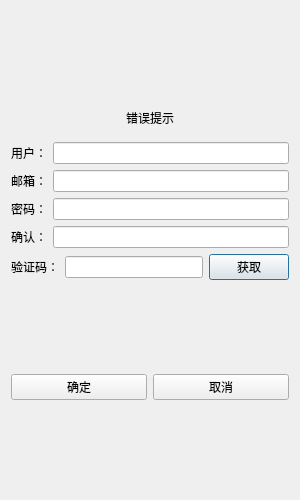
The window that QTClient/register.ui (Encounter005/TinyChat) describes before a commit, drawn with Qt 5.
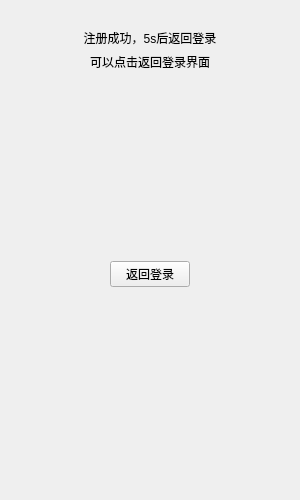
The same window after the commit. The open tabs and pages were chosen to show the change. Custom widgets are drawn as their Qt base class.

```diff
--- a/QTClient/register.ui
+++ b/QTClient/register.ui
@@ -25,23 +25,30 @@
   <property name="windowTitle">
    <string>Dialog</string>
   </property>
-  <layout class="QVBoxLayout" name="verticalLayout_3">
-   <item>
-    <spacer name="verticalSpacer">
-     <property name="orientation">
-      <enum>Qt::Orientation::Vertical</enum>
-     </property>
-     <property name="sizeHint" stdset="0">
-      <size>
-       <width>20</width>
-       <height>40</height>
-      </size>
-     </property>
-    </spacer>
-   </item>
+  <layout class="QVBoxLayout" name="verticalLayout_12">
    <item>
     <widget class="QWidget" name="widget" native="true">
-     <layout class="QVBoxLayout" name="verticalLayout">
+     <layout class="QHBoxLayout" name="horizontalLayout_21">
+      <item>
+       <widget class="QStackedWidget" name="stackedWidget">
+        <property name="currentIndex">
+         <number>0</number>
+        </property>
+        <widget class="QWidget" name="page_1">
+         <layout class="QVBoxLayout" name="verticalLayout_6">
+          <item>
+           <spacer name="verticalSpacer">
+            <property name="orientation">
+             <enum>Qt::Orientation::Vertical</enum>
+            </property>
+            <property name="sizeHint" stdset="0">
+             <size>
+              <width>20</width>
+              <height>61</height>
+             </size>
+            </property>
+           </spacer>
+          </item>
       <item>
        <widget class="QLabel" name="error_tips">
         <property name="text">
@@ -52,11 +59,8 @@
         </property>
        </widget>
       </item>
-     </layout>
-    </widget>
-   </item>
    <item>
-    <layout class="QVBoxLayout" name="verticalLayout_2">
+           <layout class="QVBoxLayout" name="verticalLayout_5">
      <item>
       <layout class="QHBoxLayout" name="horizontalLayout">
        <item>
@@ -74,7 +78,7 @@
     </layout>
    </item>
    <item>
-    <layout class="QHBoxLayout" name="horizontalLayout_2">
+           <layout class="QHBoxLayout" name="horizontalLayout_16">
      <item>
       <widget class="QLabel" name="email_label">
        <property name="text">
@@ -88,7 +92,7 @@
     </layout>
    </item>
    <item>
-    <layout class="QHBoxLayout" name="horizontalLayout_3">
+           <layout class="QHBoxLayout" name="horizontalLayout_13">
      <item>
       <widget class="QLabel" name="pass_label">
        <property name="text">
@@ -102,7 +106,7 @@
     </layout>
    </item>
    <item>
-    <layout class="QHBoxLayout" name="horizontalLayout_4">
+           <layout class="QHBoxLayout" name="horizontalLayout_14">
      <item>
       <widget class="QLabel" name="confirm_label">
        <property name="text">
@@ -116,7 +120,7 @@
     </layout>
    </item>
    <item>
-    <layout class="QHBoxLayout" name="horizontalLayout_6">
+           <layout class="QHBoxLayout" name="horizontalLayout_18">
      <item>
       <widget class="QLabel" name="verify_label">
        <property name="text">
@@ -144,13 +148,13 @@
      <property name="sizeHint" stdset="0">
       <size>
        <width>20</width>
-       <height>40</height>
+              <height>39</height>
       </size>
      </property>
     </spacer>
    </item>
    <item>
-    <layout class="QHBoxLayout" name="horizontalLayout_7">
+           <layout class="QHBoxLayout" name="horizontalLayout_17">
      <item>
       <widget class="QPushButton" name="confirm_button">
        <property name="text">
@@ -182,6 +186,114 @@
    </item>
   </layout>
  </widget>
+        <widget class="QWidget" name="page_2">
+         <layout class="QVBoxLayout" name="verticalLayout_3">
+          <item>
+           <widget class="QLabel" name="tip_lab2">
+            <property name="text">
+             <string>注册成功，5s后返回登录</string>
+            </property>
+            <property name="alignment">
+             <set>Qt::AlignmentFlag::AlignCenter</set>
+            </property>
+           </widget>
+          </item>
+          <item>
+           <widget class="QLabel" name="tip_lab1">
+            <property name="text">
+             <string>可以点击返回登录界面</string>
+            </property>
+            <property name="alignment">
+             <set>Qt::AlignmentFlag::AlignCenter</set>
+            </property>
+           </widget>
+          </item>
+          <item>
+           <spacer name="verticalSpacer_4">
+            <property name="orientation">
+             <enum>Qt::Orientation::Vertical</enum>
+            </property>
+            <property name="sizeHint" stdset="0">
+             <size>
+              <width>20</width>
+              <height>40</height>
+             </size>
+            </property>
+           </spacer>
+          </item>
+          <item>
+           <widget class="QWidget" name="widget_2" native="true">
+            <layout class="QHBoxLayout" name="horizontalLayout_19">
+             <item>
+              <spacer name="horizontalSpacer">
+               <property name="orientation">
+                <enum>Qt::Orientation::Horizontal</enum>
+               </property>
+               <property name="sizeHint" stdset="0">
+                <size>
+                 <width>40</width>
+                 <height>20</height>
+                </size>
+               </property>
+              </spacer>
+             </item>
+             <item>
+              <widget class="QPushButton" name="return_to_login_btn">
+               <property name="text">
+                <string>返回登录</string>
+               </property>
+              </widget>
+             </item>
+             <item>
+              <spacer name="horizontalSpacer_2">
+               <property name="orientation">
+                <enum>Qt::Orientation::Horizontal</enum>
+               </property>
+               <property name="sizeHint" stdset="0">
+                <size>
+                 <width>40</width>
+                 <height>20</height>
+                </size>
+               </property>
+              </spacer>
+             </item>
+            </layout>
+           </widget>
+          </item>
+          <item>
+           <spacer name="verticalSpacer_5">
+            <property name="orientation">
+             <enum>Qt::Orientation::Vertical</enum>
+            </property>
+            <property name="sizeHint" stdset="0">
+             <size>
+              <width>20</width>
+              <height>40</height>
+             </size>
+            </property>
+           </spacer>
+          </item>
+         </layout>
+        </widget>
+       </widget>
+      </item>
+     </layout>
+    </widget>
+   </item>
+  </layout>
+ </widget>
+ <customwidgets>
+  <customwidget>
+   <class>TimerBtn</class>
+   <extends>QPushButton</extends>
+   <header>timerbtn.h</header>
+  </customwidget>
+  <customwidget>
+   <class>ClickedLabel</class>
+   <extends>QLabel</extends>
+   <header>clickedlabel.h</header>
+  </customwidget>
+ </customwidgets>
  <resources/>
  <connections/>
 </ui>
```
Left out of the diff: 48 changed lines with no effect on the pictures. Lines whose indentation alone changed are shown as unchanged.
